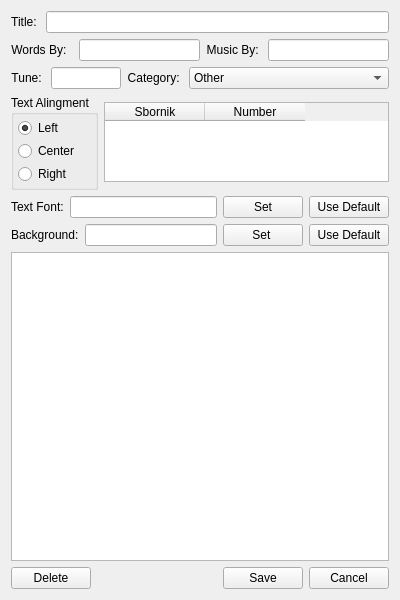
Above: src/editwidget.ui from SoftProjector/src before the change. Below: the same form after it.
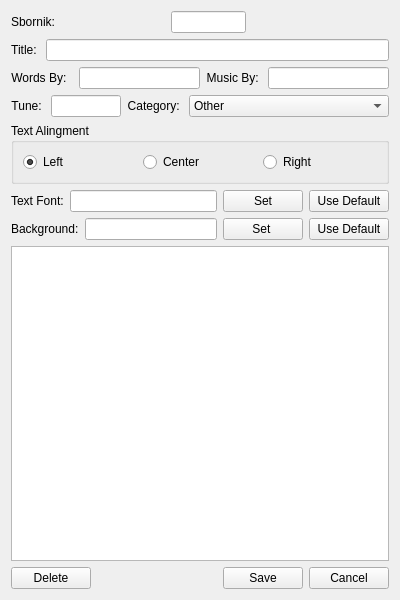
That is the form after the change.

Commit message: Removed sbornik table from EditWidget and made just an lineEdit input for song numbers. Finalized to that EditWidget will properly with updated database.

Diff of the .ui file:
```diff
--- a/src/editwidget.ui
+++ b/src/editwidget.ui
@@ -19,8 +19,55 @@
   <property name="windowTitle">
    <string>Form</string>
   </property>
-  <layout class="QGridLayout" name="gridLayout_6">
-   <item row="0" column="0" colspan="2">
+  <layout class="QGridLayout" name="gridLayout_7">
+   <item row="0" column="0">
+    <layout class="QGridLayout" name="gridLayout_6">
+     <item row="0" column="0">
+      <widget class="QLabel" name="label">
+       <property name="text">
+        <string>Sbornik: </string>
+       </property>
+      </widget>
+     </item>
+     <item row="0" column="1">
+      <widget class="QLabel" name="sbornik_label">
+       <property name="minimumSize">
+        <size>
+         <width>100</width>
+         <height>0</height>
+        </size>
+       </property>
+       <property name="text">
+        <string/>
+       </property>
+      </widget>
+     </item>
+     <item row="0" column="2">
+      <widget class="QLineEdit" name="song_number_lineEdit">
+       <property name="maximumSize">
+        <size>
+         <width>75</width>
+         <height>16777215</height>
+        </size>
+       </property>
+      </widget>
+     </item>
+     <item row="0" column="3">
+      <spacer name="horizontalSpacer_2">
+       <property name="orientation">
+        <enum>Qt::Horizontal</enum>
+       </property>
+       <property name="sizeHint" stdset="0">
+        <size>
+         <width>40</width>
+         <height>20</height>
+        </size>
+       </property>
+      </spacer>
+     </item>
+    </layout>
+   </item>
+   <item row="1" column="0">
     <layout class="QGridLayout" name="gridLayout_2">
      <item row="0" column="0">
       <widget class="QLabel" name="label_15">
@@ -37,7 +84,7 @@
      </item>
     </layout>
    </item>
-   <item row="1" column="0" colspan="2">
+   <item row="2" column="0">
     <layout class="QGridLayout" name="gridLayout_3">
      <item row="0" column="0">
       <widget class="QLabel" name="label_16">
@@ -67,7 +114,7 @@
      </item>
     </layout>
    </item>
-   <item row="2" column="0" colspan="2">
+   <item row="3" column="0">
     <layout class="QGridLayout" name="gridLayout_4">
      <item row="0" column="0">
       <widget class="QLabel" name="label_17">
@@ -372,7 +419,7 @@
      </item>
     </layout>
    </item>
-   <item row="3" column="0">
+   <item row="4" column="0">
     <widget class="QGroupBox" name="aling_groupBox">
      <property name="minimumSize">
       <size>
@@ -384,21 +431,6 @@
       <string>Text Alingment</string>
      </property>
      <layout class="QGridLayout" name="gridLayout_5">
-      <property name="leftMargin">
-       <number>4</number>
-      </property>
-      <property name="topMargin">
-       <number>3</number>
-      </property>
-      <property name="rightMargin">
-       <number>3</number>
-      </property>
-      <property name="bottomMargin">
-       <number>3</number>
-      </property>
-      <property name="spacing">
-       <number>3</number>
-      </property>
       <item row="0" column="0">
        <widget class="QRadioButton" name="left_radioButton">
         <property name="text">
@@ -409,53 +441,24 @@
         </property>
        </widget>
       </item>
-      <item row="3" column="0">
-       <widget class="QRadioButton" name="rihgt_radioButton">
-        <property name="text">
-         <string>Right</string>
-        </property>
-       </widget>
-      </item>
-      <item row="1" column="0">
+      <item row="0" column="1">
        <widget class="QRadioButton" name="center_radioButton">
         <property name="text">
          <string>Center</string>
         </property>
        </widget>
       </item>
+      <item row="0" column="2">
+       <widget class="QRadioButton" name="rihgt_radioButton">
+        <property name="text">
+         <string>Right</string>
+        </property>
+       </widget>
+      </item>
      </layout>
     </widget>
    </item>
-   <item row="3" column="1">
-    <widget class="QTableWidget" name="sbornik_table">
-     <property name="sizePolicy">
-      <sizepolicy hsizetype="Expanding" vsizetype="Fixed">
-       <horstretch>0</horstretch>
-       <verstretch>0</verstretch>
-      </sizepolicy>
-     </property>
-     <property name="maximumSize">
-      <size>
-       <width>16777215</width>
-       <height>80</height>
-      </size>
-     </property>
-     <property name="selectionBehavior">
-      <enum>QAbstractItemView::SelectRows</enum>
-     </property>
-     <column>
-      <property name="text">
-       <string>Sbornik</string>
-      </property>
-     </column>
-     <column>
-      <property name="text">
-       <string>Number</string>
-      </property>
-     </column>
-    </widget>
-   </item>
-   <item row="4" column="0" colspan="2">
+   <item row="5" column="0">
     <layout class="QGridLayout" name="font_gridLayout">
      <item row="0" column="1">
       <widget class="QLineEdit" name="font_textbox">
@@ -490,7 +493,7 @@
      </item>
     </layout>
    </item>
-   <item row="5" column="0" colspan="2">
+   <item row="6" column="0">
     <layout class="QGridLayout" name="wall_gridLayout">
      <item row="0" column="0">
       <widget class="QLabel" name="wall_label">
@@ -525,10 +528,10 @@
      </item>
     </layout>
    </item>
-   <item row="6" column="0" colspan="2">
+   <item row="7" column="0">
     <widget class="QTextEdit" name="textEditSong"/>
    </item>
-   <item row="7" column="0" colspan="2">
+   <item row="8" column="0">
     <layout class="QGridLayout" name="gridLayout">
      <item row="0" column="1">
       <spacer name="horizontalSpacer">
```
The commit also changes 2 other files.
